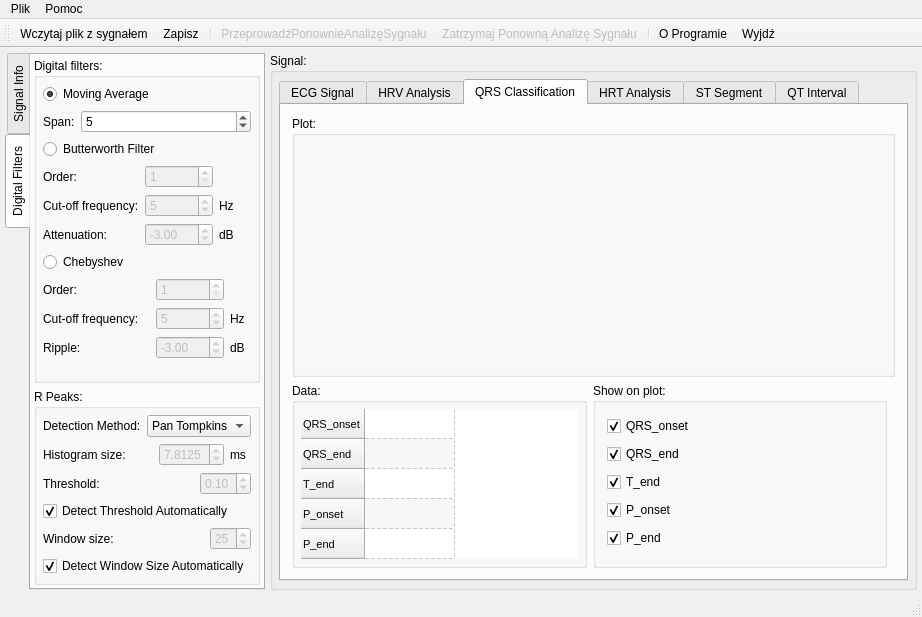
This is ecganalyzer.ui in mateuszbaran/ECG-analyzer as Qt 5 draws it before an edit. The edited form follows.
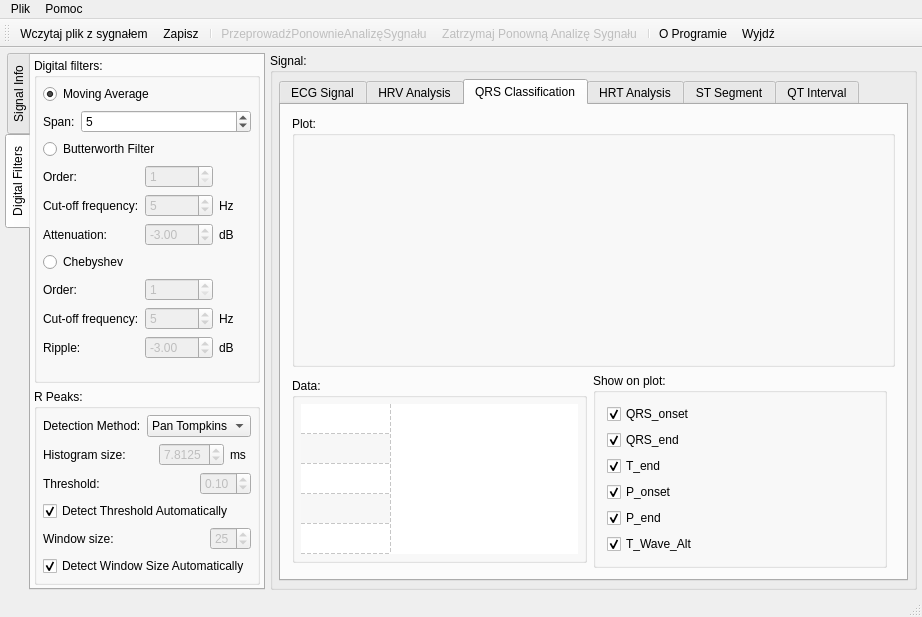
This is the edited form. The open tabs and pages were chosen to show the change. Icons and pictures are not drawn. Custom widgets are drawn as their Qt base class.

Patch:
```diff
--- a/ecganalyzer.ui
+++ b/ecganalyzer.ui
@@ -465,29 +465,6 @@
                <property name="spacing">
                 <number>6</number>
                </property>
-               <item row="2" column="3">
-                <widget class="QSpinBox" name="spinBoxCutOffFrequencyChebyshev">
-                 <property name="enabled">
-                  <bool>false</bool>
-                 </property>
-                 <property name="value">
-                  <number>5</number>
-                 </property>
-                </widget>
-               </item>
-               <item row="3" column="3">
-                <widget class="QDoubleSpinBox" name="doubleSpinBoxRippleChebyschev">
-                 <property name="enabled">
-                  <bool>false</bool>
-                 </property>
-                 <property name="minimum">
-                  <double>-200.000000000000000</double>
-                 </property>
-                 <property name="value">
-                  <double>-3.000000000000000</double>
-                 </property>
-                </widget>
-               </item>
                <item row="2" column="1">
                 <widget class="QLabel" name="label_4">
                  <property name="text">
@@ -495,14 +472,37 @@
                  </property>
                 </widget>
                </item>
-               <item row="2" column="4">
+               <item row="3" column="2">
+                <widget class="QDoubleSpinBox" name="doubleSpinBoxRippleChebyschev">
+                 <property name="enabled">
+                  <bool>false</bool>
+                 </property>
+                 <property name="minimum">
+                  <double>-200.000000000000000</double>
+                 </property>
+                 <property name="value">
+                  <double>-3.000000000000000</double>
+                 </property>
+                </widget>
+               </item>
+               <item row="2" column="2">
+                <widget class="QSpinBox" name="spinBoxCutOffFrequencyChebyshev">
+                 <property name="enabled">
+                  <bool>false</bool>
+                 </property>
+                 <property name="value">
+                  <number>5</number>
+                 </property>
+                </widget>
+               </item>
+               <item row="2" column="3">
                 <widget class="QLabel" name="label_16">
                  <property name="text">
                   <string>Hz</string>
                  </property>
                 </widget>
                </item>
-               <item row="3" column="4">
+               <item row="3" column="3">
                 <widget class="QLabel" name="label_15">
                  <property name="text">
                   <string>dB</string>
@@ -523,7 +523,7 @@
                  </property>
                 </widget>
                </item>
-               <item row="1" column="3">
+               <item row="1" column="2">
                 <widget class="QSpinBox" name="spinBoxOrderChebyshev">
                  <property name="enabled">
                   <bool>false</bool>
@@ -539,8 +539,8 @@
                  </property>
                 </widget>
                </item>
-               <item row="1" column="2">
-                <spacer name="horizontalSpacer_12">
+               <item row="1" column="3">
+                <spacer name="horizontalSpacer_13">
                  <property name="orientation">
                   <enum>Qt::Horizontal</enum>
                  </property>
@@ -1599,7 +1599,7 @@
                      <bool>false</bool>
                     </attribute>
                     <attribute name="verticalHeaderVisible">
-                     <bool>true</bool>
+                     <bool>false</bool>
                     </attribute>
                     <attribute name="verticalHeaderCascadingSectionResizes">
                      <bool>false</bool>
@@ -1707,6 +1707,16 @@
                     </property>
                    </widget>
                   </item>
+                  <item>
+                   <widget class="QCheckBox" name="checkBoxT_Wave_AltEnabled">
+                    <property name="text">
+                     <string>T_Wave_Alt</string>
+                    </property>
+                    <property name="checked">
+                     <bool>true</bool>
+                    </property>
+                   </widget>
+                  </item>
                  </layout>
                 </widget>
                </item>
```
Left out of the diff: 8 changed lines with no effect on the pictures.
